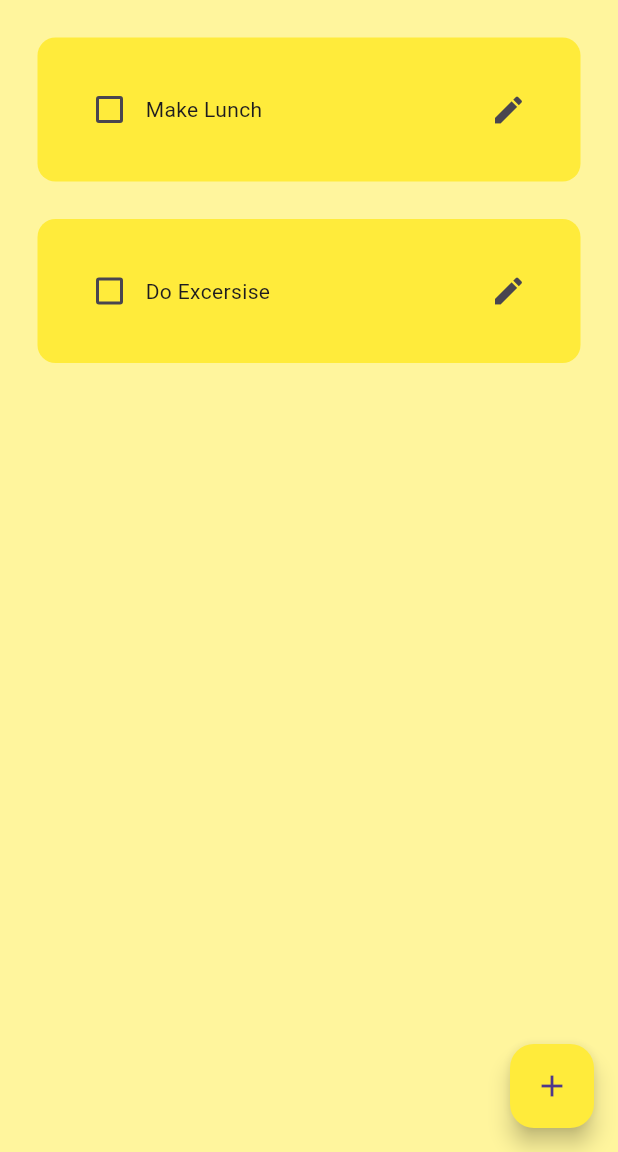
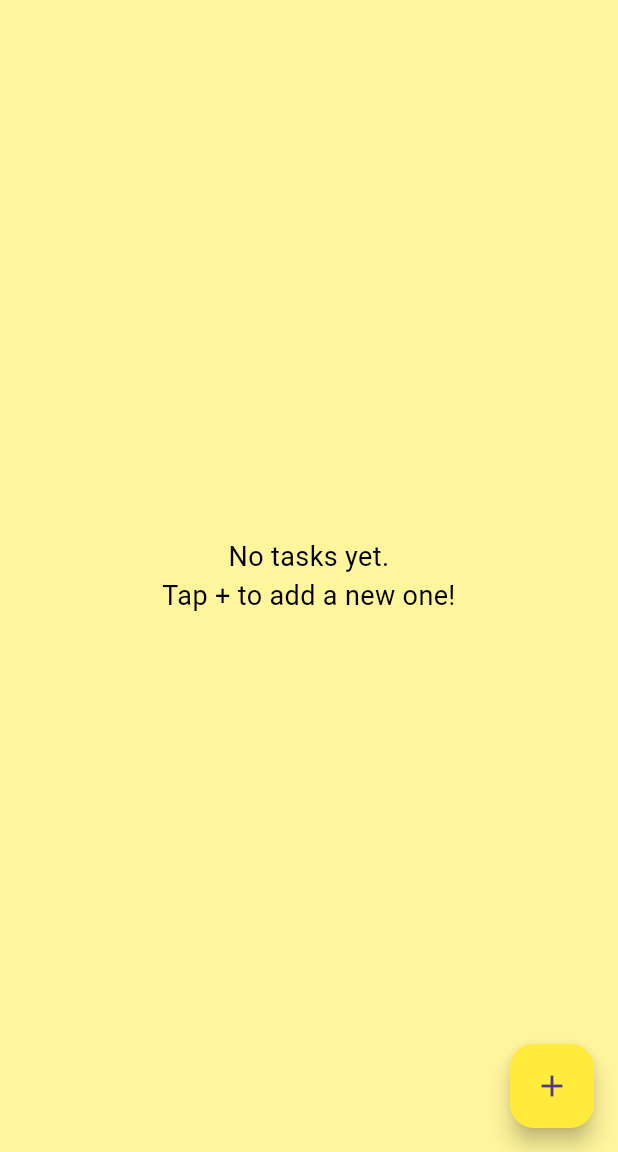
Before and after one commit to Sajmon410/simon-says, a Flutter app: the screen it shows after launch, on a phone screen of 412 x 824 dp, the part 84-1236 px from its top. Run offline on Flutter 3.47's test engine with Material 3 defaults, Android fonts, the phone set to English and light mode, and no system bars; drawn by our look-alikes of flutter_slidable; our stand-ins replace hive, hive_flutter; accounts and stored records are empty.

```diff
--- a/lib/data/database.dart
+++ b/lib/data/database.dart
@@ -9,8 +9,7 @@ class ToDoDataBase{
   //initial
   void createInitialData(){
     toDoList=[
-      ["Make Lunch",false],
-      ["Do Excersise", false],
+
     ];
   }
 //load the data
--- a/lib/pages/home_page.dart
+++ b/lib/pages/home_page.dart
@@ -118,7 +118,7 @@ class _HomePageState extends State<HomePage> {
       body: db.toDoList.isEmpty
       ? const Center(
         child: Text(
-          "No tasks left.\nTap + to add a new one!",
+          "No tasks yet.\nTap + to add a new one!",
           textAlign: TextAlign.center,
           style: TextStyle(
             fontSize: 18,
--- a/lib/util/dialog_box.dart
+++ b/lib/util/dialog_box.dart
@@ -1,4 +1,5 @@
 import 'package:flutter/material.dart';
+import 'package:flutter/services.dart';
 import 'package:mylist/util/my_button.dart';
 
 class DialogBox extends StatelessWidget {
@@ -26,6 +27,7 @@ class DialogBox extends StatelessWidget {
             height: 110,
 
             child: Column(
+
               mainAxisAlignment: MainAxisAlignment.spaceEvenly,
               children: [
                 TextField(
@@ -41,7 +43,6 @@ class DialogBox extends StatelessWidget {
                   hintText: "Add a new task",
 
                   ),
-
                 ),
               Row(
                  mainAxisAlignment: MainAxisAlignment.center,
```
Also changed, not shown: lib/util/todo_tile.dart (+11 -1 lines).
